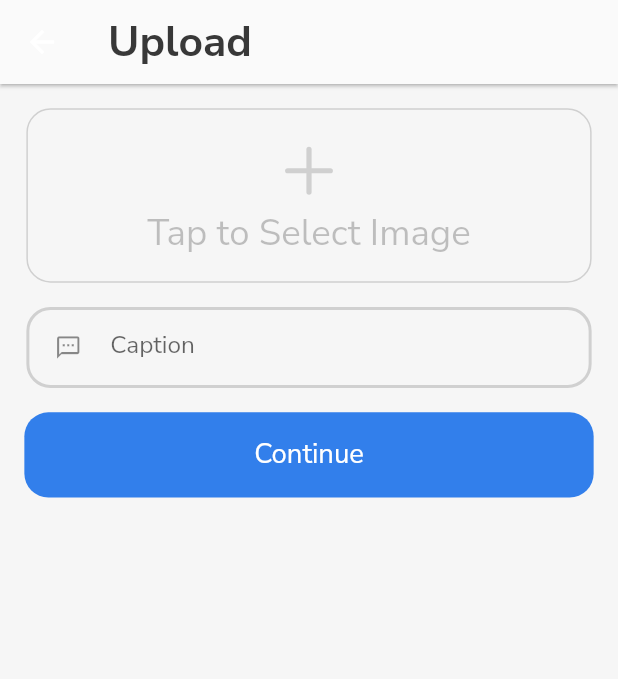
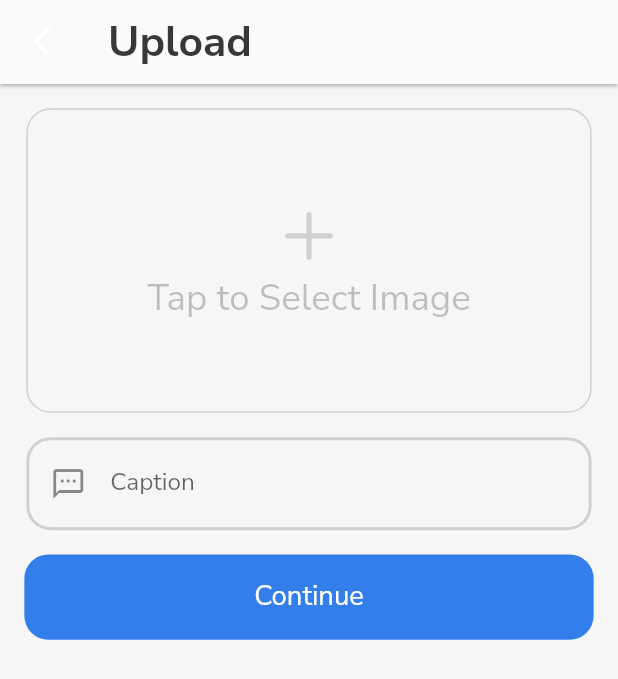
Before and after one commit to nrlvm/zet_fire, a Flutter app: the UploadScreen screen opened directly, on a phone screen of 412 x 824 dp. Shown: the top 679 px of the screen. Run offline on Flutter 3.47's test engine with Material 2 defaults, Android fonts, the phone set to English and light mode, and no system bars; our stand-ins replace cached_network_image, cloud_firestore, firebase_auth, firebase_core, firebase_messaging, firebase_storage and 8 more; accounts and stored records are empty.

```diff
--- a/lib/main.dart
+++ b/lib/main.dart
@@ -34,6 +34,7 @@ class MyApp extends StatelessWidget {
       title: 'Flutter Demo',
       debugShowCheckedModeBanner: false,
       theme: ThemeData(
+        platform: TargetPlatform.iOS,
         primarySwatch: Colors.blue,
         fontFamily: AppColor.fontFamily,
       ),
--- a/lib/src/ui/main/upload/upload_screen.dart
+++ b/lib/src/ui/main/upload/upload_screen.dart
@@ -1,5 +1,4 @@
 import 'dart:io';
-
 import 'package:flutter/material.dart';
 import 'package:flutter/services.dart';
 import 'package:flutter_svg/flutter_svg.dart';
@@ -54,6 +53,7 @@ class _UploadScreenState extends State<UploadScreen> {
             },
             child: Container(
               width: MediaQuery.of(context).size.width,
+              height: 200 * h,
               margin:
                   EdgeInsets.symmetric(horizontal: 16 * w, vertical: 16 * h),
               padding:
@@ -88,8 +88,8 @@ class _UploadScreenState extends State<UploadScreen> {
                       borderRadius: BorderRadius.circular(8),
                       child: Image.file(
                         File(image!.path),
-                        height: 450 * h,
-                        fit: BoxFit.cover,
+                        height: 200 * h,
+                        fit: BoxFit.fitHeight,
                       ),
                     ),
             ),
@@ -100,7 +100,7 @@ class _UploadScreenState extends State<UploadScreen> {
               focusNode: focus,
               textInputAction: TextInputAction.newline,
               keyboardType: TextInputType.multiline,
-              maxLines: null,
+              // maxLines: null,
               controller: captionController,
               style: TextStyle(
                 fontFamily: AppColor.fontFamily,
@@ -109,35 +109,16 @@ class _UploadScreenState extends State<UploadScreen> {
                 color: AppColor.dark,
               ),
               decoration: InputDecoration(
-                isDense: true,
+                // isDense: true,
                 border: InputBorder.none,
                 prefixIconConstraints: const BoxConstraints(minWidth: 56),
                 label: const Text('Caption'),
                 prefixIcon: const Icon(
                   Icons.textsms_outlined,
                 ),
-                suffix: GestureDetector(
-                  onTap: (){
-                    focus.unfocus();
-                  },
-                  child: Text(
-                    'done',
-                    textAlign: TextAlign.center,
-                    style: TextStyle(
-                      fontWeight: FontWeight.w500,
-                      fontSize: 16 * h,
-                      color: AppColor.dark,
-                    ),
-                  ),
-                ),
-                // labelStyle: TextStyle(
-                //   color: AppColor.red,
-                // ),
-                floatingLabelStyle: TextStyle(
-                  color: AppColor.red
-                ),
+                floatingLabelStyle: TextStyle(color: AppColor.blue),
                 focusedBorder: OutlineInputBorder(
-                  borderSide: BorderSide(color: AppColor.red, width: 2),
+                  borderSide: BorderSide(color: AppColor.blue, width: 2),
                   borderRadius: BorderRadius.circular(16),
                 ),
                 enabledBorder: OutlineInputBorder(
--- a/lib/src/widget/profile/profile_widget.dart
+++ b/lib/src/widget/profile/profile_widget.dart
@@ -44,8 +44,6 @@ class ProfileWidget extends StatelessWidget {
         bottom: 30 * h,
       ),
       child: Column(
-        // mainAxisAlignment: MainAxisAlignment.start,
-        // crossAxisAlignment: CrossAxisAlignment.start,
         children: [
           Row(
             crossAxisAlignment: CrossAxisAlignment.start,
```
Also changed, not shown: lib/src/widget/lenta/lenta_widget.dart (+54 -5 lines).
